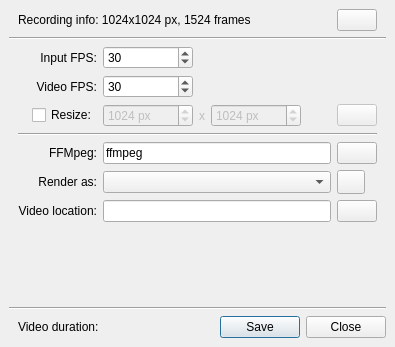
This is plugins/dockers/recorder/recorder_export.ui in KDE/krita as Qt 5 draws it before an edit. The edited form follows.
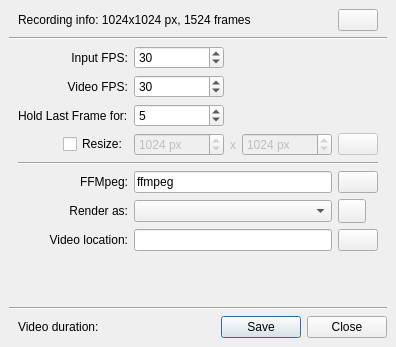
This is the edited form. Icons and pictures are not drawn.

Commit message: Add hold last frame option in recorder docker exporter

Diff of the .ui file:
```diff
--- a/plugins/dockers/recorder/recorder_export.ui
+++ b/plugins/dockers/recorder/recorder_export.ui
@@ -86,47 +86,29 @@
          <property name="rightMargin">
           <number>9</number>
          </property>
-         <item row="7" column="2">
-          <widget class="QPushButton" name="buttonBrowseExport">
-           <property name="toolTip">
-            <string>Select a file to export timelapse video</string>
-           </property>
+         <item row="7" column="0">
+          <widget class="QLabel" name="labelFfmpegLocation">
            <property name="text">
-            <string/>
+            <string>FFMpeg:</string>
            </property>
-           <property name="icon">
-            <iconset theme="folder">
-             <normaloff>.</normaloff>.</iconset>
+           <property name="alignment">
+            <set>Qt::AlignRight|Qt::AlignTrailing|Qt::AlignVCenter</set>
            </property>
-          </widget>
-         </item>
-         <item row="5" column="2">
-          <widget class="QPushButton" name="buttonBrowseFfmpeg">
-           <property name="toolTip">
-            <string>Setup ffmpeg executable location</string>
+           <property name="buddy">
+            <cstring>editFfmpegPath</cstring>
            </property>
-           <property name="text">
-            <string/>
-           </property>
-           <property name="icon">
-            <iconset theme="folder">
-             <normaloff>.</normaloff>.</iconset>
-           </property>
           </widget>
          </item>
-         <item row="5" column="1">
-          <widget class="QLineEdit" name="editFfmpegPath">
-           <property name="minimumSize">
-            <size>
-             <width>120</width>
-             <height>0</height>
-            </size>
-           </property>
+         <item row="9" column="0">
+          <widget class="QLabel" name="labelExportTo">
            <property name="text">
-            <string>ffmpeg</string>
+            <string>Video location:</string>
            </property>
-           <property name="readOnly">
-            <bool>true</bool>
+           <property name="alignment">
+            <set>Qt::AlignRight|Qt::AlignTrailing|Qt::AlignVCenter</set>
+           </property>
+           <property name="buddy">
+            <cstring>editVideoFilePath</cstring>
            </property>
           </widget>
          </item>
@@ -172,7 +154,7 @@
            </item>
           </layout>
          </item>
-         <item row="3" column="1">
+         <item row="5" column="1">
           <widget class="QWidget" name="widgetResolution" native="true">
            <property name="enabled">
             <bool>false</bool>
@@ -278,33 +260,80 @@
            </layout>
           </widget>
          </item>
-         <item row="6" column="0">
-          <widget class="QLabel" name="labelResolution">
+         <item row="2" column="0">
+          <widget class="QLabel" name="labelHoldLastFrameSec">
            <property name="text">
-            <string>Render as:</string>
+            <string>Hold Last Frame for:</string>
            </property>
-           <property name="alignment">
-            <set>Qt::AlignRight|Qt::AlignTrailing|Qt::AlignVCenter</set>
+          </widget>
+         </item>
+         <item row="0" column="1">
+          <layout class="QHBoxLayout" name="layoutFps_2" stretch="0,1">
+           <item>
+            <widget class="QSpinBox" name="spinInputFps">
+             <property name="minimumSize">
+              <size>
+               <width>90</width>
+               <height>0</height>
+              </size>
+             </property>
+             <property name="keyboardTracking">
+              <bool>false</bool>
+             </property>
+             <property name="minimum">
+              <number>1</number>
+             </property>
+             <property name="maximum">
+              <number>10000</number>
+             </property>
+             <property name="value">
+              <number>30</number>
+             </property>
+            </widget>
+           </item>
+           <item>
+            <spacer name="horizontalSpacer_14">
+             <property name="orientation">
+              <enum>Qt::Horizontal</enum>
+             </property>
+             <property name="sizeType">
+              <enum>QSizePolicy::Expanding</enum>
+             </property>
+             <property name="sizeHint" stdset="0">
+              <size>
+               <width>6</width>
+               <height>6</height>
+              </size>
+             </property>
+            </spacer>
+           </item>
+          </layout>
+         </item>
+         <item row="6" column="0" colspan="3">
+          <widget class="Line" name="line">
+           <property name="orientation">
+            <enum>Qt::Horizontal</enum>
            </property>
-           <property name="buddy">
-            <cstring>comboProfile</cstring>
-           </property>
           </widget>
          </item>
-         <item row="5" column="0">
-          <widget class="QLabel" name="labelFfmpegLocation">
+         <item row="0" column="0">
+          <widget class="QLabel" name="labelFpsInput">
+           <property name="toolTip">
+            <string>The speed of reading the input stream.
+For example to make your speedpaint twice faster it should be twice larger of the Video FPS.</string>
+           </property>
            <property name="text">
-            <string>FFMpeg:</string>
+            <string comment="Input FPS of recorded timelapses.">Input FPS:</string>
            </property>
            <property name="alignment">
             <set>Qt::AlignRight|Qt::AlignTrailing|Qt::AlignVCenter</set>
            </property>
            <property name="buddy">
-            <cstring>editFfmpegPath</cstring>
+            <cstring>spinInputFps</cstring>
            </property>
           </widget>
          </item>
-         <item row="7" column="1">
+         <item row="9" column="1">
           <widget class="QLineEdit" name="editVideoFilePath">
            <property name="minimumSize">
             <size>
@@ -317,45 +346,33 @@
            </property>
           </widget>
          </item>
-         <item row="6" column="2">
-          <widget class="QPushButton" name="buttonEditProfile">
-           <property name="sizePolicy">
-            <sizepolicy hsizetype="Fixed" vsizetype="Fixed">
-             <horstretch>0</horstretch>
-             <verstretch>0</verstretch>
-            </sizepolicy>
-           </property>
+         <item row="7" column="1">
+          <widget class="QLineEdit" name="editFfmpegPath">
            <property name="minimumSize">
             <size>
-             <width>28</width>
-             <height>24</height>
+             <width>120</width>
+             <height>0</height>
             </size>
            </property>
-           <property name="maximumSize">
-            <size>
-             <width>28</width>
-             <height>24</height>
-            </size>
-           </property>
-           <property name="toolTip">
-            <string>Edit video profile</string>
-           </property>
-          </widget>
-         </item>
-         <item row="1" column="0">
-          <widget class="QLabel" name="labelFps">
            <property name="text">
-            <string>Video FPS:</string>
+            <string>ffmpeg</string>
            </property>
-           <property name="alignment">
-            <set>Qt::AlignRight|Qt::AlignTrailing|Qt::AlignVCenter</set>
+           <property name="readOnly">
+            <bool>true</bool>
            </property>
-           <property name="buddy">
-            <cstring>spinFps</cstring>
+          </widget>
+         </item>
+         <item row="8" column="1">
+          <widget class="QComboBox" name="comboProfile">
+           <property name="minimumSize">
+            <size>
+             <width>120</width>
+             <height>0</height>
+            </size>
            </property>
           </widget>
          </item>
-         <item row="3" column="0">
+         <item row="5" column="0">
           <layout class="QHBoxLayout" name="horizontalLayout_8" stretch="1,0">
            <item>
             <spacer name="horizontalSpacer_12">
@@ -388,69 +405,7 @@
            </item>
           </layout>
          </item>
-         <item row="7" column="0">
-          <widget class="QLabel" name="labelExportTo">
-           <property name="text">
-            <string>Video location:</string>
-           </property>
-           <property name="alignment">
-            <set>Qt::AlignRight|Qt::AlignTrailing|Qt::AlignVCenter</set>
-           </property>
-           <property name="buddy">
-            <cstring>editVideoFilePath</cstring>
-           </property>
-          </widget>
-         </item>
-         <item row="4" column="0" colspan="3">
-          <widget class="Line" name="line">
-           <property name="orientation">
-            <enum>Qt::Horizontal</enum>
-           </property>
-          </widget>
-         </item>
-         <item row="0" column="1">
-          <layout class="QHBoxLayout" name="layoutFps_2" stretch="0,1">
-           <item>
-            <widget class="QSpinBox" name="spinInputFps">
-             <property name="minimumSize">
-              <size>
-               <width>90</width>
-               <height>0</height>
-              </size>
-             </property>
-             <property name="keyboardTracking">
-              <bool>false</bool>
-             </property>
-             <property name="minimum">
-              <number>1</number>
-             </property>
-             <property name="maximum">
-              <number>10000</number>
-             </property>
-             <property name="value">
-              <number>30</number>
-             </property>
-            </widget>
-           </item>
-           <item>
-            <spacer name="horizontalSpacer_14">
-             <property name="orientation">
-              <enum>Qt::Horizontal</enum>
-             </property>
-             <property name="sizeType">
-              <enum>QSizePolicy::Expanding</enum>
-             </property>
-             <property name="sizeHint" stdset="0">
-              <size>
-               <width>6</width>
-               <height>6</height>
-              </size>
-             </property>
-            </spacer>
-           </item>
-          </layout>
-         </item>
-         <item row="3" column="2">
+         <item row="5" column="2">
           <widget class="QPushButton" name="buttonLockRatio">
            <property name="enabled">
             <bool>false</bool>
@@ -470,33 +425,118 @@
            </property>
           </widget>
          </item>
-         <item row="6" column="1">
-          <widget class="QComboBox" name="comboProfile">
+         <item row="8" column="0">
+          <widget class="QLabel" name="labelResolution">
+           <property name="text">
+            <string>Render as:</string>
+           </property>
+           <property name="alignment">
+            <set>Qt::AlignRight|Qt::AlignTrailing|Qt::AlignVCenter</set>
+           </property>
+           <property name="buddy">
+            <cstring>comboProfile</cstring>
+           </property>
+          </widget>
+         </item>
+         <item row="9" column="2">
+          <widget class="QPushButton" name="buttonBrowseExport">
+           <property name="toolTip">
+            <string>Select a file to export timelapse video</string>
+           </property>
+           <property name="text">
+            <string/>
+           </property>
+           <property name="icon">
+            <iconset theme="folder">
+             <normaloff>.</normaloff>.</iconset>
+           </property>
+          </widget>
+         </item>
+         <item row="1" column="0">
+          <widget class="QLabel" name="labelFps">
+           <property name="text">
+            <string>Video FPS:</string>
+           </property>
+           <property name="alignment">
+            <set>Qt::AlignRight|Qt::AlignTrailing|Qt::AlignVCenter</set>
+           </property>
+           <property name="buddy">
+            <cstring>spinFps</cstring>
+           </property>
+          </widget>
+         </item>
+         <item row="8" column="2">
+          <widget class="QPushButton" name="buttonEditProfile">
+           <property name="sizePolicy">
+            <sizepolicy hsizetype="Fixed" vsizetype="Fixed">
+             <horstretch>0</horstretch>
+             <verstretch>0</verstretch>
+            </sizepolicy>
+           </property>
            <property name="minimumSize">
             <size>
-             <width>120</width>
-             <height>0</height>
+             <width>28</width>
+             <height>24</height>
             </size>
            </property>
+           <property name="maximumSize">
+            <size>
+             <width>28</width>
+             <height>24</height>
+            </size>
+           </property>
+           <property name="toolTip">
+            <string>Edit video profile</string>
+           </property>
           </widget>
          </item>
-         <item row="0" column="0">
-          <widget class="QLabel" name="labelFpsInput">
+         <item row="7" column="2">
+          <widget class="QPushButton" name="buttonBrowseFfmpeg">
            <property name="toolTip">
-            <string>The speed of reading the input stream.
-For example to make your speedpaint twice faster it should be twice larger of the Video FPS.</string>
+            <string>Setup ffmpeg executable location</string>
            </property>
            <property name="text">
-            <string comment="Input FPS of recorded timelapses.">Input FPS:</string>
+            <string/>
            </property>
-           <property name="alignment">
-            <set>Qt::AlignRight|Qt::AlignTrailing|Qt::AlignVCenter</set>
-           </property>
-           <property name="buddy">
-            <cstring>spinInputFps</cstring>
+           <property name="icon">
+            <iconset theme="folder">
+             <normaloff>.</normaloff>.</iconset>
            </property>
           </widget>
          </item>
+         <item row="2" column="1">
+          <layout class="QHBoxLayout" name="horizontalLayout_6">
+           <item>
+            <widget class="QSpinBox" name="spinLastFrameSec">
+             <property name="minimumSize">
+              <size>
+               <width>90</width>
+               <height>0</height>
+              </size>
+             </property>
+             <property name="maximum">
+              <number>120</number>
+             </property>
+             <property name="value">
+              <number>5</number>
+             </property>
+            </widget>
+           </item>
+           <item>
+            <spacer name="horizontalSpacer_15">
+             <property name="orientation">
+              <enum>Qt::Horizontal</enum>
+             </property>
+             <property name="sizeHint" stdset="0">
+              <size>
+               <width>6</width>
+               <height>6</height>
+              </size>
+             </property>
+            </spacer>
+           </item>
+          </layout>
+         </item>
         </layout>
        </item>
        <item row="3" column="0">
```
The commit also changes 4 other files.
